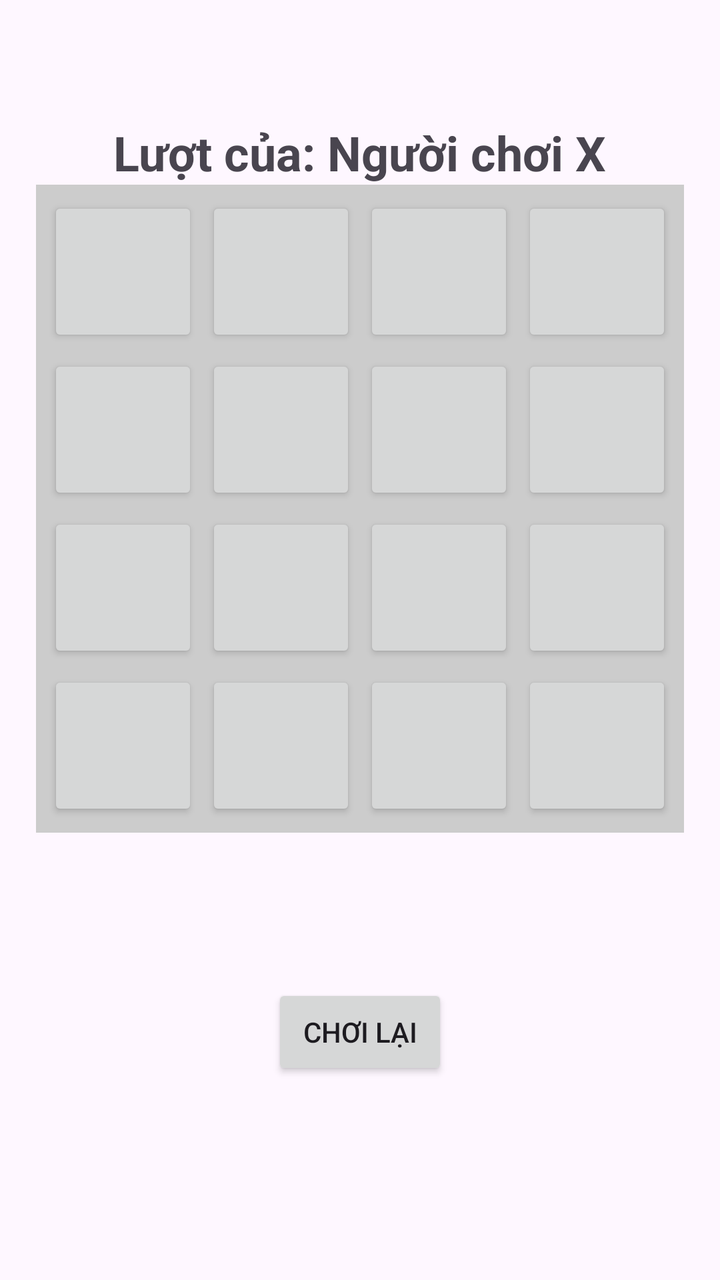
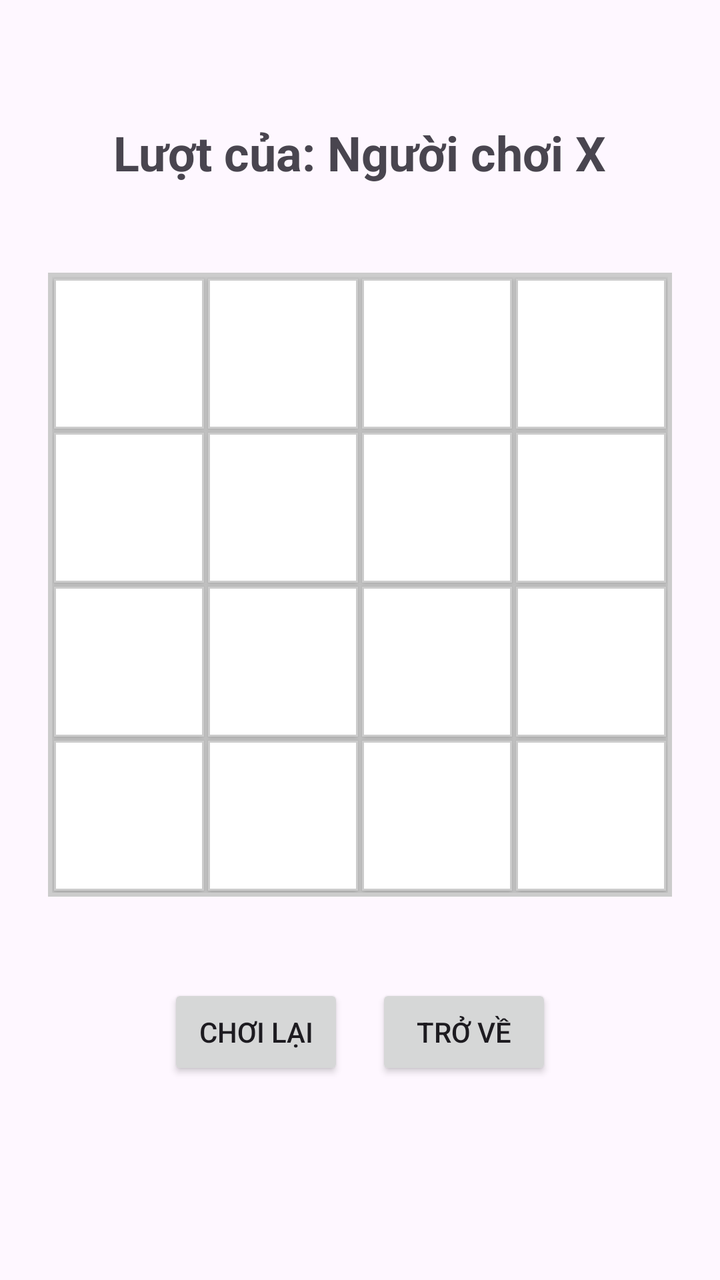

Compare the two renders of this Android layout. The source of the first and the diff that turns it into the second are given below.
<!-- AndroidManifest.xml: application theme Theme.CaroBattle -->
<!-- res/layout/activity_game.xml -->
<?xml version="1.0" encoding="utf-8"?>
<androidx.constraintlayout.widget.ConstraintLayout xmlns:android="http://schemas.android.com/apk/res/android"
    xmlns:app="http://schemas.android.com/apk/res-auto"
    xmlns:tools="http://schemas.android.com/tools"
    android:id="@+id/main"
    android:layout_width="match_parent"
    android:layout_height="match_parent"
    tools:context=".GameActivity">

    <TextView
        android:id="@+id/tvTurnStatus"
        android:layout_width="wrap_content"
        android:layout_height="wrap_content"
        android:text="Lượt của: Người chơi X"
        android:textSize="24sp"
        android:textStyle="bold"
        android:layout_marginTop="60dp"
        app:layout_constraintTop_toTopOf="parent"
        app:layout_constraintStart_toStartOf="parent"
        app:layout_constraintEnd_toEndOf="parent" />

    <GridLayout
        android:id="@+id/gridBoard"
        android:layout_width="wrap_content"
        android:layout_height="wrap_content"
        android:columnCount="4"
        android:rowCount="4"
        android:background="#CCCCCC"
        android:padding="4dp"
        app:layout_bottom_toTopOf="@id/btnReset"
        app:layout_constraintTop_toBottomOf="@id/tvTurnStatus"
        app:layout_constraintStart_toStartOf="parent"
        app:layout_constraintEnd_toEndOf="parent">

        <Button android:id="@+id/btn_0_0" android:layout_width="75dp" android:layout_height="75dp" android:text="" android:layout_margin="2dp" tools:ignore="SpeakableTextPresentCheck" />
        <Button android:id="@+id/btn_0_1" android:layout_width="75dp" android:layout_height="75dp" android:text="" android:layout_margin="2dp" tools:ignore="SpeakableTextPresentCheck" />
        <Button android:id="@+id/btn_0_2" android:layout_width="75dp" android:layout_height="75dp" android:text="" android:layout_margin="2dp" tools:ignore="SpeakableTextPresentCheck" />
        <Button android:id="@+id/btn_0_3" android:layout_width="75dp" android:layout_height="75dp" android:text="" android:layout_margin="2dp" tools:ignore="SpeakableTextPresentCheck" />

        <Button android:id="@+id/btn_1_0" android:layout_width="75dp" android:layout_height="75dp" android:text="" android:layout_margin="2dp" tools:ignore="SpeakableTextPresentCheck" />
        <Button android:id="@+id/btn_1_1" android:layout_width="75dp" android:layout_height="75dp" android:text="" android:layout_margin="2dp" tools:ignore="SpeakableTextPresentCheck" />
        <Button android:id="@+id/btn_1_2" android:layout_width="75dp" android:layout_height="75dp" android:text="" android:layout_margin="2dp" tools:ignore="SpeakableTextPresentCheck" />
        <Button android:id="@+id/btn_1_3" android:layout_width="75dp" android:layout_height="75dp" android:text="" android:layout_margin="2dp" tools:ignore="SpeakableTextPresentCheck" />

        <Button android:id="@+id/btn_2_0" android:layout_width="75dp" android:layout_height="75dp" android:text="" android:layout_margin="2dp" tools:ignore="SpeakableTextPresentCheck" />
        <Button android:id="@+id/btn_2_1" android:layout_width="75dp" android:layout_height="75dp" android:text="" android:layout_margin="2dp" tools:ignore="SpeakableTextPresentCheck" />
        <Button android:id="@+id/btn_2_2" android:layout_width="75dp" android:layout_height="75dp" android:text="" android:layout_margin="2dp" tools:ignore="SpeakableTextPresentCheck" />
        <Button android:id="@+id/btn_2_3" android:layout_width="75dp" android:layout_height="75dp" android:text="" android:layout_margin="2dp" tools:ignore="SpeakableTextPresentCheck" />

        <Button android:id="@+id/btn_3_0" android:layout_width="75dp" android:layout_height="75dp" android:text="" android:layout_margin="2dp" tools:ignore="SpeakableTextPresentCheck" />
        <Button android:id="@+id/btn_3_1" android:layout_width="75dp" android:layout_height="75dp" android:text="" android:layout_margin="2dp" tools:ignore="SpeakableTextPresentCheck" />
        <Button android:id="@+id/btn_3_2" android:layout_width="75dp" android:layout_height="75dp" android:text="" android:layout_margin="2dp" tools:ignore="SpeakableTextPresentCheck" />
        <Button android:id="@+id/btn_3_3" android:layout_width="75dp" android:layout_height="75dp" android:text="" android:layout_margin="2dp" tools:ignore="SpeakableTextPresentCheck" />

    </GridLayout>

    <Button
        android:id="@+id/btnReset"
        android:layout_width="wrap_content"
        android:layout_height="wrap_content"
        android:layout_marginBottom="100dp"
        android:text="Chơi lại"
        app:layout_constraintBottom_toBottomOf="parent"
        app:layout_constraintEnd_toEndOf="parent"
        app:layout_constraintStart_toStartOf="parent" />

</androidx.constraintlayout.widget.ConstraintLayout>
<!-- resources referenced by this layout -->
<resources>
  <style name="Theme.CaroBattle" parent="Base.Theme.CaroBattle" />
  <style name="Base.Theme.CaroBattle" parent="Theme.Material3.DayNight.NoActionBar">
          
          
      </style>
</resources>

<!-- the commit's change to res/layout/activity_game.xml (unified diff, before → after) -->
@@ -26,42 +26,57 @@
         android:columnCount="4"
         android:rowCount="4"
         android:background="#CCCCCC"
-        android:padding="4dp"
-        app:layout_bottom_toTopOf="@id/btnReset"
+        android:padding="2dp"
+        app:layout_constraintBottom_toTopOf="@id/layoutActions"
         app:layout_constraintTop_toBottomOf="@id/tvTurnStatus"
         app:layout_constraintStart_toStartOf="parent"
         app:layout_constraintEnd_toEndOf="parent">
 
-        <Button android:id="@+id/btn_0_0" android:layout_width="75dp" android:layout_height="75dp" android:text="" android:layout_margin="2dp" tools:ignore="SpeakableTextPresentCheck" />
-        <Button android:id="@+id/btn_0_1" android:layout_width="75dp" android:layout_height="75dp" android:text="" android:layout_margin="2dp" tools:ignore="SpeakableTextPresentCheck" />
-        <Button android:id="@+id/btn_0_2" android:layout_width="75dp" android:layout_height="75dp" android:text="" android:layout_margin="2dp" tools:ignore="SpeakableTextPresentCheck" />
-        <Button android:id="@+id/btn_0_3" android:layout_width="75dp" android:layout_height="75dp" android:text="" android:layout_margin="2dp" tools:ignore="SpeakableTextPresentCheck" />
+        <androidx.appcompat.widget.AppCompatButton android:id="@+id/btn_0_0" android:layout_width="75dp" android:layout_height="75dp" android:text="" android:textSize="32sp" android:textStyle="bold" android:background="@drawable/cell_background" android:layout_margin="1dp" tools:ignore="SpeakableTextPresentCheck" />
+        <androidx.appcompat.widget.AppCompatButton android:id="@+id/btn_0_1" android:layout_width="75dp" android:layout_height="75dp" android:text="" android:textSize="32sp" android:textStyle="bold" android:background="@drawable/cell_background" android:layout_margin="1dp" tools:ignore="SpeakableTextPresentCheck" />
+        <androidx.appcompat.widget.AppCompatButton android:id="@+id/btn_0_2" android:layout_width="75dp" android:layout_height="75dp" android:text="" android:textSize="32sp" android:textStyle="bold" android:background="@drawable/cell_background" android:layout_margin="1dp" tools:ignore="SpeakableTextPresentCheck" />
+        <androidx.appcompat.widget.AppCompatButton android:id="@+id/btn_0_3" android:layout_width="75dp" android:layout_height="75dp" android:text="" android:textSize="32sp" android:textStyle="bold" android:background="@drawable/cell_background" android:layout_margin="1dp" tools:ignore="SpeakableTextPresentCheck" />
 
-        <Button android:id="@+id/btn_1_0" android:layout_width="75dp" android:layout_height="75dp" android:text="" android:layout_margin="2dp" tools:ignore="SpeakableTextPresentCheck" />
-        <Button android:id="@+id/btn_1_1" android:layout_width="75dp" android:layout_height="75dp" android:text="" android:layout_margin="2dp" tools:ignore="SpeakableTextPresentCheck" />
-        <Button android:id="@+id/btn_1_2" android:layout_width="75dp" android:layout_height="75dp" android:text="" android:layout_margin="2dp" tools:ignore="SpeakableTextPresentCheck" />
-        <Button android:id="@+id/btn_1_3" android:layout_width="75dp" android:layout_height="75dp" android:text="" android:layout_margin="2dp" tools:ignore="SpeakableTextPresentCheck" />
+        <androidx.appcompat.widget.AppCompatButton android:id="@+id/btn_1_0" android:layout_width="75dp" android:layout_height="75dp" android:text="" android:textSize="32sp" android:textStyle="bold" android:background="@drawable/cell_background" android:layout_margin="1dp" tools:ignore="SpeakableTextPresentCheck" />
+        <androidx.appcompat.widget.AppCompatButton android:id="@+id/btn_1_1" android:layout_width="75dp" android:layout_height="75dp" android:text="" android:textSize="32sp" android:textStyle="bold" android:background="@drawable/cell_background" android:layout_margin="1dp" tools:ignore="SpeakableTextPresentCheck" />
+        <androidx.appcompat.widget.AppCompatButton android:id="@+id/btn_1_2" android:layout_width="75dp" android:layout_height="75dp" android:text="" android:textSize="32sp" android:textStyle="bold" android:background="@drawable/cell_background" android:layout_margin="1dp" tools:ignore="SpeakableTextPresentCheck" />
+        <androidx.appcompat.widget.AppCompatButton android:id="@+id/btn_1_3" android:layout_width="75dp" android:layout_height="75dp" android:text="" android:textSize="32sp" android:textStyle="bold" android:background="@drawable/cell_background" android:layout_margin="1dp" tools:ignore="SpeakableTextPresentCheck" />
 
-        <Button android:id="@+id/btn_2_0" android:layout_width="75dp" android:layout_height="75dp" android:text="" android:layout_margin="2dp" tools:ignore="SpeakableTextPresentCheck" />
-        <Button android:id="@+id/btn_2_1" android:layout_width="75dp" android:layout_height="75dp" android:text="" android:layout_margin="2dp" tools:ignore="SpeakableTextPresentCheck" />
-        <Button android:id="@+id/btn_2_2" android:layout_width="75dp" android:layout_height="75dp" android:text="" android:layout_margin="2dp" tools:ignore="SpeakableTextPresentCheck" />
-        <Button android:id="@+id/btn_2_3" android:layout_width="75dp" android:layout_height="75dp" android:text="" android:layout_margin="2dp" tools:ignore="SpeakableTextPresentCheck" />
+        <androidx.appcompat.widget.AppCompatButton android:id="@+id/btn_2_0" android:layout_width="75dp" android:layout_height="75dp" android:text="" android:textSize="32sp" android:textStyle="bold" android:background="@drawable/cell_background" android:layout_margin="1dp" tools:ignore="SpeakableTextPresentCheck" />
+        <androidx.appcompat.widget.AppCompatButton android:id="@+id/btn_2_1" android:layout_width="75dp" android:layout_height="75dp" android:text="" android:textSize="32sp" android:textStyle="bold" android:background="@drawable/cell_background" android:layout_margin="1dp" tools:ignore="SpeakableTextPresentCheck" />
+        <androidx.appcompat.widget.AppCompatButton android:id="@+id/btn_2_2" android:layout_width="75dp" android:layout_height="75dp" android:text="" android:textSize="32sp" android:textStyle="bold" android:background="@drawable/cell_background" android:layout_margin="1dp" tools:ignore="SpeakableTextPresentCheck" />
+        <androidx.appcompat.widget.AppCompatButton android:id="@+id/btn_2_3" android:layout_width="75dp" android:layout_height="75dp" android:text="" android:textSize="32sp" android:textStyle="bold" android:background="@drawable/cell_background" android:layout_margin="1dp" tools:ignore="SpeakableTextPresentCheck" />
 
-        <Button android:id="@+id/btn_3_0" android:layout_width="75dp" android:layout_height="75dp" android:text="" android:layout_margin="2dp" tools:ignore="SpeakableTextPresentCheck" />
-        <Button android:id="@+id/btn_3_1" android:layout_width="75dp" android:layout_height="75dp" android:text="" android:layout_margin="2dp" tools:ignore="SpeakableTextPresentCheck" />
-        <Button android:id="@+id/btn_3_2" android:layout_width="75dp" android:layout_height="75dp" android:text="" android:layout_margin="2dp" tools:ignore="SpeakableTextPresentCheck" />
-        <Button android:id="@+id/btn_3_3" android:layout_width="75dp" android:layout_height="75dp" android:text="" android:layout_margin="2dp" tools:ignore="SpeakableTextPresentCheck" />
+        <androidx.appcompat.widget.AppCompatButton android:id="@+id/btn_3_0" android:layout_width="75dp" android:layout_height="75dp" android:text="" android:textSize="32sp" android:textStyle="bold" android:background="@drawable/cell_background" android:layout_margin="1dp" tools:ignore="SpeakableTextPresentCheck" />
+        <androidx.appcompat.widget.AppCompatButton android:id="@+id/btn_3_1" android:layout_width="75dp" android:layout_height="75dp" android:text="" android:textSize="32sp" android:textStyle="bold" android:background="@drawable/cell_background" android:layout_margin="1dp" tools:ignore="SpeakableTextPresentCheck" />
+        <androidx.appcompat.widget.AppCompatButton android:id="@+id/btn_3_2" android:layout_width="75dp" android:layout_height="75dp" android:text="" android:textSize="32sp" android:textStyle="bold" android:background="@drawable/cell_background" android:layout_margin="1dp" tools:ignore="SpeakableTextPresentCheck" />
+        <androidx.appcompat.widget.AppCompatButton android:id="@+id/btn_3_3" android:layout_width="75dp" android:layout_height="75dp" android:text="" android:textSize="32sp" android:textStyle="bold" android:background="@drawable/cell_background" android:layout_margin="1dp" tools:ignore="SpeakableTextPresentCheck" />
 
     </GridLayout>
 
-    <Button
-        android:id="@+id/btnReset"
+    <LinearLayout
+        android:id="@+id/layoutActions"
         android:layout_width="wrap_content"
         android:layout_height="wrap_content"
+        android:orientation="horizontal"
         android:layout_marginBottom="100dp"
-        android:text="Chơi lại"
         app:layout_constraintBottom_toBottomOf="parent"
         app:layout_constraintEnd_toEndOf="parent"
-        app:layout_constraintStart_toStartOf="parent" />
+        app:layout_constraintStart_toStartOf="parent">
+
+        <Button
+            android:id="@+id/btnReset"
+            android:layout_width="wrap_content"
+            android:layout_height="wrap_content"
+            android:layout_marginEnd="16dp"
+            android:text="Chơi lại" />
+
+        <Button
+            android:id="@+id/btnBack"
+            android:layout_width="wrap_content"
+            android:layout_height="wrap_content"
+            android:text="Trở về" />
+
+    </LinearLayout>
 
 </androidx.constraintlayout.widget.ConstraintLayout>
<!-- resource entries referenced after the edit -->
@@ -1,5 +1,16 @@
 <!-- resources referenced by this layout -->
 <resources>
+  <!-- drawable cell_background (drawable) -->
+  <?xml version="1.0" encoding="utf-8"?>
+  <shape xmlns:android="http://schemas.android.com/apk/res/android"
+      android:shape="rectangle">
+  
+      <solid android:color="#FFFFFF"/>
+  
+      <stroke
+          android:width="1dp"
+          android:color="#CCCCCC"/>
+  </shape>
   <style name="Theme.CaroBattle" parent="Base.Theme.CaroBattle" />
   <style name="Base.Theme.CaroBattle" parent="Theme.Material3.DayNight.NoActionBar">
           
